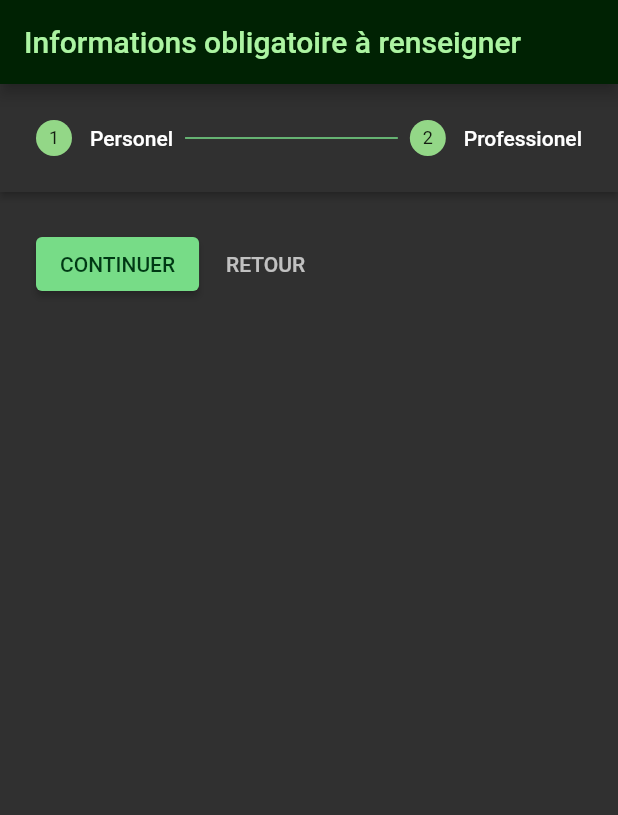
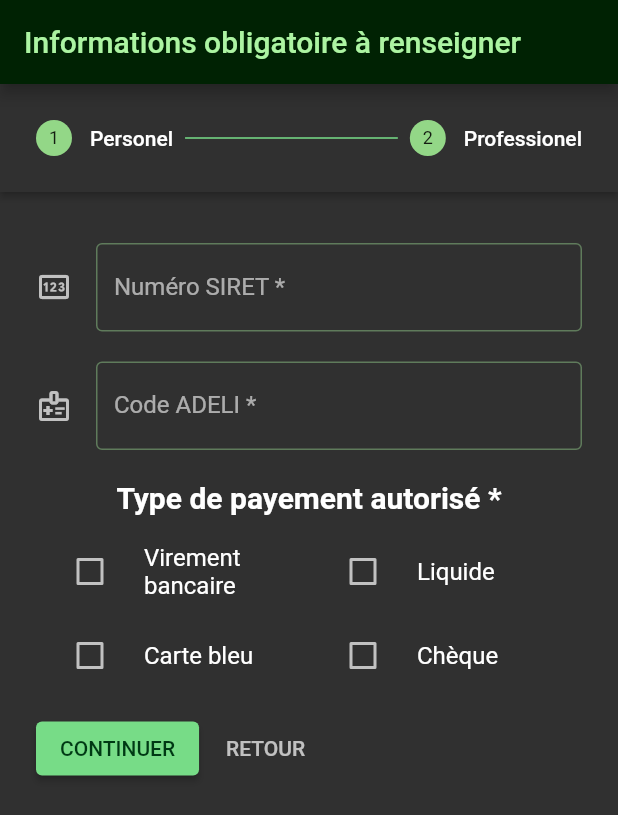
Before and after one commit to avariable2/bordero, a Flutter app: the screen it shows once a user with an empty profile is signed in, after a tap on "CONTINUER", on a phone screen of 412 x 824 dp. Shown: the top 815 px of the screen. Run offline on Flutter 3.47's test engine with Material 2 defaults, Android fonts, the phone set to English and light mode, and no system bars; our stand-ins replace email_validator, firebase_auth, firebase_core, open_file, pdf, share_plus and 2 more; missing offline and left inert: onboarding, pdf_viewer_plugin, sp_util; accounts and stored records are empty.

Commit message:
feta: Ajout des checkboxe ainsi que de la disposition en générale des informations

```diff
--- a/lib/page/page_information_praticien.dart
+++ b/lib/page/page_information_praticien.dart
@@ -26,7 +26,8 @@ class DialogInfoPraticien extends StatefulWidget {
 }
 
 class DialogInfoPraticienState extends State<DialogInfoPraticien> {
-  final _formKey = GlobalKey<FormState>();
+  final _formPersonnelKey = GlobalKey<FormState>();
+  final _formProfessionelKey = GlobalKey<FormState>();
 
   // Permet de recuperer les champs à la fin
   final controllerChampNom = TextEditingController();
@@ -38,7 +39,10 @@ class DialogInfoPraticienState extends State<DialogInfoPraticien> {
   final controllerChampEmail = TextEditingController();
   final controllerChampNumeroSIRET = TextEditingController();
   final controllerChampNumeroADELI = TextEditingController();
+
   int _indexStepper = 0;
+
+  final List<bool> _listCheckbox = [false,false,false,false,];
 
   void setStateIfMounted(f) {
     if (mounted) setState(f);
@@ -104,7 +108,7 @@ class DialogInfoPraticienState extends State<DialogInfoPraticien> {
         Step(
             title: const Text("Professionel"),
             isActive: _indexStepper >= 1,
-            content: Container()),
+            content: buildProfessionel()),
       ],
     );
   }
@@ -112,7 +116,7 @@ class DialogInfoPraticienState extends State<DialogInfoPraticien> {
   Widget buildInfos() {
     return SingleChildScrollView(
       child: Form(
-        key: _formKey,
+        key: _formPersonnelKey,
         child: Column(
           crossAxisAlignment: CrossAxisAlignment.center,
           children: [
@@ -262,7 +266,8 @@ class DialogInfoPraticienState extends State<DialogInfoPraticien> {
               ),
             ),
             Padding(
-              padding: const EdgeInsets.only(top: 10, right: 8, left: 8),
+              padding:
+                  const EdgeInsets.only(top: 10, right: 8, left: 8, bottom: 20),
               child: TextFormField(
                 controller: controllerChampEmail,
                 keyboardType: TextInputType.emailAddress,
@@ -290,71 +295,111 @@ class DialogInfoPraticienState extends State<DialogInfoPraticien> {
   Widget buildProfessionel() {
     return SingleChildScrollView(
         child: Form(
-            key: _formKey,
+            key: _formProfessionelKey,
             child: Column(
                 crossAxisAlignment: CrossAxisAlignment.center,
                 children: [
-                  const Padding(
-                    padding: EdgeInsets.only(top: 10, bottom: 10),
-                    child: Text(
-                      "Données globaux",
-                      style:
-                          TextStyle(fontSize: 20, fontWeight: FontWeight.bold),
-                    ),
-                  ),
-
-                  Row(
-                    children: [
-                      Expanded(
-                        child: Padding(
-                          padding: const EdgeInsets.only(
-                              top: 10, right: 8, left: 8, bottom: 10),
+                  Padding(
+                    padding: const EdgeInsets.only(top: 10, bottom: 10),
                     child: TextFormField(
                       controller: controllerChampCodePostal,
                       keyboardType: TextInputType.number,
                       decoration: const InputDecoration(
                           border: OutlineInputBorder(),
-                                labelText: 'Code postal *',
-                                icon: Icon(Icons.domain_outlined)),
+                          labelText: 'Numéro SIRET *',
+                          hintText: "Il est composé de 9 chiffres",
+                          icon: Icon(Icons.pin_outlined)),
                       validator: (value) {
                         if (value == null || value.isEmpty) {
-                                return 'Entrer un code postal';
+                          return 'Entrer un numéro de SIRET';
                         }
-                              if (value.length != 5) {
-                                return 'Entrer un code postal valide';
+                        if (value.length != 9) {
+                          return 'Entrer un numéro de SIRET valide';
                         }
                         return null;
                       },
                     ),
                   ),
-                      ),
                   const SizedBox(
                     width: 20,
                   ),
-                      Expanded(
-                        child: Padding(
-                          padding: const EdgeInsets.only(
-                              top: 10, right: 8, left: 8, bottom: 10),
+                  Padding(
+                    padding: const EdgeInsets.only(top: 10, bottom: 10),
                     child: TextFormField(
                       controller: controllerChampVille,
                       keyboardType: TextInputType.streetAddress,
                       decoration: const InputDecoration(
                         border: OutlineInputBorder(),
-                                labelText: 'Ville *',
-                                icon: Icon(Icons.location_city_outlined)),
+                        labelText: 'Code ADELI *',
+                        icon: Icon(Icons.medical_information_outlined),
+                        hintText: "Il est composé de 9 chiffres",
+                      ),
                       validator: (value) {
                         if (value == null || value.isEmpty) {
-                                return 'Entrer une ville';
+                          return 'Entrer une code ADELI';
+                        }
+                        if (value.length != 9) {
+                          return 'Entrer un code ADELI valide';
                         }
                         return null;
                       },
                     ),
                   ),
+                  const Padding(
+                    padding: EdgeInsets.only(top: 10, bottom: 10, ),
+                    child: Text("Type de payement autorisé *", style: TextStyle(fontSize: 20, fontWeight: FontWeight.bold)),
+                  ),
+                  Row(
+                    children: [
+                      Expanded(
+                        child: CheckboxListTile(
+                          title: const Text("Virement bancaire"),
+                          value: _listCheckbox[0],
+                          onChanged: (bool? value) => {
+                            setStateIfMounted(() => _listCheckbox[0] = !_listCheckbox[0])
+                          },
+                          controlAffinity: ListTileControlAffinity.leading,
+                        ),
+                      ),
+                      Expanded(
+                        child: CheckboxListTile(
+                          title: const Text("Liquide"),
+                          value: _listCheckbox[1],
+                          onChanged: (bool? value) => {
+                            setStateIfMounted(() => _listCheckbox[1] = !_listCheckbox[1])
+                          },
+                          controlAffinity: ListTileControlAffinity.leading,
+                        ),
                       ),
                     ],
                   ),
-
-
+                  Row(
+                    children: [
+                      Expanded(
+                        child: CheckboxListTile(
+                          title: const Text("Carte bleu"),
+                          value: _listCheckbox[2],
+                          onChanged: (bool? value) => {
+                            setStateIfMounted(() => _listCheckbox[2] = !_listCheckbox[2])
+                          },
+                          controlAffinity: ListTileControlAffinity.leading,
+                        ),
+                      ),
+                      Expanded(
+                        child: CheckboxListTile(
+                          title: const Text("Chèque"),
+                          value: _listCheckbox[3],
+                          onChanged: (bool? value) => {
+                            setStateIfMounted(() => _listCheckbox[3] = !_listCheckbox[3])
+                          },
+                          controlAffinity: ListTileControlAffinity.leading,
+                        ),
+                      ),
+                    ],
+                  ),
+                  const SizedBox(
+                    height: 10,
+                  ),
                 ])));
   }
 }
```
Lines whose indentation alone changed are shown as unchanged.
